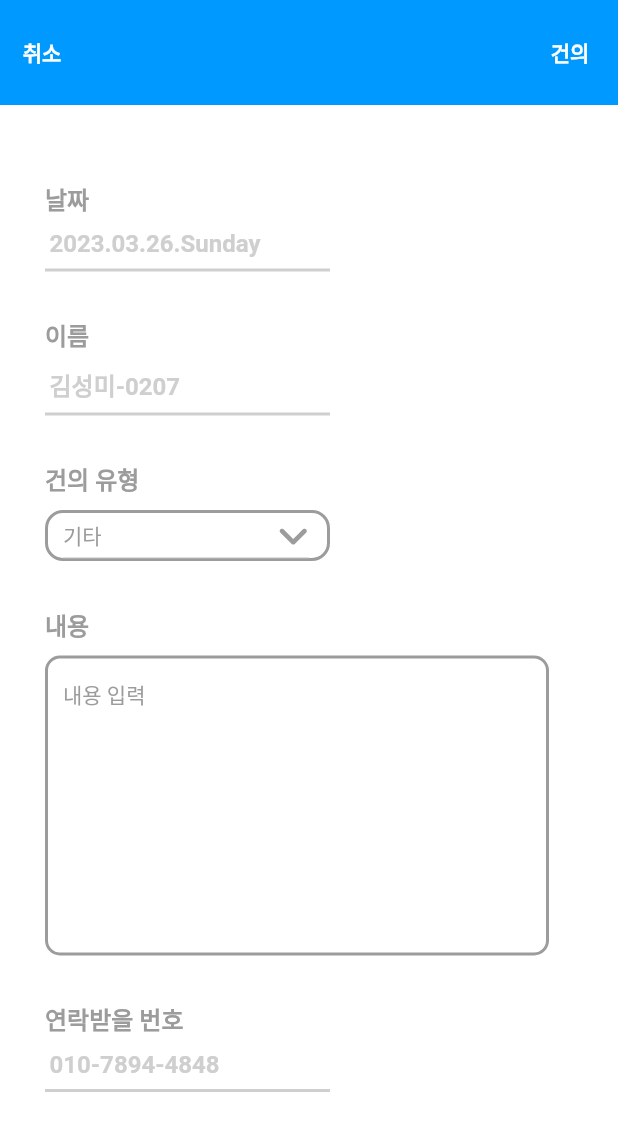
After one commit to hisungmi/EDU_APP, a Flutter app: the Suggestions screen opened by its route, after a tap on "건의하기", on a phone screen of 412 x 824 dp. The commit adds this screen. Shown: the top 1131 px of the screen. Run offline on Flutter 3.47's test engine with Material 2 defaults, Android fonts, the phone set to English and light mode, and no system bars; our stand-ins replace font_awesome_flutter, page_transition, qr_flutter.

Commit message:
intl: ^0.18.0 다운, 건의사항 입력 페이지, 건의사항 확인 페이지

```diff
--- a/lib/main.dart
+++ b/lib/main.dart
@@ -1,4 +1,6 @@
 import 'package:edu_application_pre/layout/splash_screen.dart';
+import 'package:edu_application_pre/user/check_suggestion.dart';
+import 'package:edu_application_pre/user/enter_suggestion.dart';
 import 'package:edu_application_pre/user/myprofile_page.dart';
 import 'package:edu_application_pre/user/qr.dart';
 import 'package:edu_application_pre/user/suggestions.dart';
@@ -23,6 +25,8 @@ class MyApp extends StatelessWidget {
         '/profile': (context) => MyProfilePage(),
         '/qr': (context) => QrCheck(),
         '/suggestion': (context) => Suggestions(),
+        '/enter-suggestion': (context) => EnterSuggestion(),
+        '/check-suggestion': (context) => CheckSuggestion(),
       },
       debugShowCheckedModeBanner: false,
       title: 'first app',
--- /dev/null
+++ b/lib/user/enter_suggestion.dart
@@ -0,0 +1,197 @@
+import 'package:flutter/material.dart';
+import 'package:font_awesome_flutter/font_awesome_flutter.dart';
+import 'package:intl/intl.dart';
+
+class EnterSuggestion extends StatefulWidget {
+  const EnterSuggestion({Key? key}) : super(key: key);
+
+  @override
+  State<EnterSuggestion> createState() => _EnterSuggestionState();
+}
+
+class _EnterSuggestionState extends State<EnterSuggestion> {
+  var now = DateTime.now();
+  final typeList = ['강의', '학생', '강사', '시설물', '기타'];
+  var selectValue = '기타';
+
+  @override
+  Widget build(BuildContext context) {
+    return Scaffold(
+      appBar: AppBar(
+        backgroundColor: Color(0xff0099FF),
+        toolbarHeight: 70,
+        elevation: 0.0, //앱바 입체감 없애기
+        leading: TextButton(
+            style: TextButton.styleFrom(
+              padding: EdgeInsets.all(0),
+            ),
+            onPressed: () {
+              setState(() {
+                Navigator.pop(context);
+              });
+            },
+            child: Text(
+              "취소",
+              style: TextStyle(
+                color: Colors.white,
+                fontWeight: FontWeight.bold,
+              ),
+            )),
+        actions: [
+          TextButton(
+              style: TextButton.styleFrom(
+                padding: EdgeInsets.all(0),
+              ),
+              onPressed: () {
+                setState(() {
+                  Navigator.pop(context);
+                });
+              },
+              child: Text("건의",
+                  style: TextStyle(
+                    color: Colors.white,
+                    fontWeight: FontWeight.bold,
+                  )))
+        ],
+      ),
+      body: Padding(
+          padding: EdgeInsets.fromLTRB(30.0, 50.0, 0.0, 30.0),
+          child: SingleChildScrollView(
+            child: Column(
+              crossAxisAlignment: CrossAxisAlignment.start,
+              children: [
+                Text('날짜'),
+                SizedBox(
+                  height: 9,
+                ),
+                Container(
+                  width: 190,
+                  padding: EdgeInsets.fromLTRB(3.0, 0.0, 0.0, 7.0),
+                  decoration: BoxDecoration(
+                      border: Border(
+                          bottom:
+                              BorderSide(width: 2, color: Color(0xffcfcfcf)))),
+                  child: Text(DateFormat('yyy.MM.d.EEEE').format(now),
+                      style: TextStyle(
+                        color: Color(0xffcfcfcf),
+                      )),
+                ),
+                SizedBox(
+                  height: 30.0,
+                ),
+                Text('이름'),
+                SizedBox(
+                  height: 9,
+                ),
+                Container(
+                  width: 190,
+                  padding: EdgeInsets.fromLTRB(3.0, 0.0, 0.0, 7.0),
+                  decoration: BoxDecoration(
+                      border: Border(
+                          bottom:
+                              BorderSide(width: 2, color: Color(0xffcfcfcf)))),
+                  child: Text('김성미-0207',
+                      style: TextStyle(
+                        color: Color(0xffcfcfcf),
+                      )),
+                ),
+                SizedBox(
+                  height: 30.0,
+                ),
+                Text('건의 유형'),
+                SizedBox(
+                  height: 9,
+                ),
+                Container(
+                  width: 190,
+                  height: 34,
+                  padding: EdgeInsets.fromLTRB(10.0, 3.0, 12.0, 0.0),
+                  decoration: BoxDecoration(
+                      borderRadius: BorderRadius.circular(12),
+                      border: Border.all(
+                        width: 2,
+                        color: Color(0xff9c9c9c),
+                      )),
+                  child: DropdownButton(
+                    hint: Text("유형 선택"),
+                    icon: FaIcon(FontAwesomeIcons.angleDown),
+                    iconDisabledColor: Color(0xff9c9c9c), //선택 안 됐을때 색
+                    iconEnabledColor: Color(0xff9c9c9c), //선택 됐을때 색
+                    borderRadius: BorderRadius.circular(12),
+                    isExpanded: true, //너비 조절 할건지
+                    isDense: true, //버튼 높이 조절 할건지
+                    menuMaxHeight: 150, //제한 높이
+                    style: TextStyle(
+                        color: Color(0xff9c9c9c), fontWeight: FontWeight.w500),
+                    value: selectValue,
+                    items: typeList.map(
+                      (String value) {
+                        return DropdownMenuItem(
+                            value: value, child: Text(value));
+                      },
+                    ).toList(),
+                    onChanged: (dynamic value) {
+                      setState(() {
+                        selectValue = value;
+                      });
+                    },
+                  ),
+                ),
+                SizedBox(
+                  height: 30.0,
+                ),
+                Text('내용'),
+                SizedBox(
+                  height: 9,
+                ),
+                Container(
+                  width: 336, //너비를 지정해주면
+                  height: 200,
+                  padding: EdgeInsets.fromLTRB(10.0, 0.0, 0.0, 0.0),
+                  decoration: BoxDecoration(
+                    border: Border.all(
+                      width: 2,
+                      color: Color(0xff9c9c9c),
+                    ),
+                    borderRadius: BorderRadius.circular(10),
+                  ),
+                  child: TextField(
+                    style: TextStyle(
+                        overflow: TextOverflow.ellipsis,
+                        color: Color(0xff9c9c9c),
+                        fontWeight: FontWeight.w500),
+                    decoration: InputDecoration(
+                        hintText: '내용 입력',
+                        border: InputBorder.none, //테두리없앰
+                        hintStyle:
+                            TextStyle(fontSize: 14, color: Color(0xff9c9c9c))),
+                  ),
+                ),
+                SizedBox(
+                  height: 30.0,
+                ),
+                Text('연락받을 번호'),
+                SizedBox(
+                  height: 9,
+                ),
+                Container(
+                  width: 190,
+                  padding: EdgeInsets.fromLTRB(3.0, 0.0, 0.0, 7.0),
+                  decoration: BoxDecoration(
+                      border: Border(
+                          bottom:
+                              BorderSide(width: 2, color: Color(0xffcfcfcf)))),
+                  child: Text('010-7894-4848',
+                      style: TextStyle(
+                        color: Color(0xffcfcfcf),
+                      )),
+                ),
+                SizedBox(
+                  height: 100,
+                ),
+              ],
+            ),
+          )),
+    );
+  }
+}
--- a/lib/user/myprofile_page.dart
+++ b/lib/user/myprofile_page.dart
@@ -479,6 +479,7 @@ class _MyProfilePageState extends State<MyProfilePage> {
                           subtitle: Divider(thickness: 1),
                           onTap: () {
                             Navigator.pop(context);
+                            Navigator.pushNamed(context, '/suggestion');
                           },
                         ),
                       ),
--- a/lib/user/suggestions.dart
+++ b/lib/user/suggestions.dart
@@ -421,13 +421,18 @@ class _SuggestionsState extends State<Suggestions> {
                                           child: Container(
                                             width: 160,
                                             child: Center(
+                                              child: GestureDetector(
+                                                onTap: () {},
                                                 child: Text(
                                                   "버스좀 늘려주세요",
                                                   textAlign: TextAlign.end,
-                                                overflow: TextOverflow.ellipsis,
+                                                  overflow:
+                                                      TextOverflow.ellipsis,
                                                   style: TextStyle(
-                                                    fontWeight:
-                                                        FontWeight.normal),
+                                                    decoration: TextDecoration
+                                                        .underline,
+                                                  ),
+                                                ),
                                               ),
                                             ),
                                           ),
@@ -456,13 +461,22 @@ class _SuggestionsState extends State<Suggestions> {
                                           child: Container(
                                             height: 40,
                                             child: Center(
+                                              child: GestureDetector(
+                                                onTap: () {
+                                                  Navigator.pushNamed(context,
+                                                      '/check-suggestion');
+                                                },
                                                 child: Text(
                                                   "학원시러시러시러시러시러시러시러",
                                                   textAlign: TextAlign.end,
-                                                overflow: TextOverflow.ellipsis,
+                                                  overflow:
+                                                      TextOverflow.ellipsis,
                                                   style: TextStyle(
+                                                      decoration: TextDecoration
+                                                          .underline,
                                                       fontWeight:
-                                                        FontWeight.normal),
+                                                          FontWeight.w600),
+                                                ),
                                               ),
                                             ),
                                           ),
@@ -485,7 +499,9 @@ class _SuggestionsState extends State<Suggestions> {
                       border: Border.all(width: 2, color: Color(0xff9c9c9c))),
                   child: Center(
                     child: ElevatedButton(
-                        onPressed: () {},
+                        onPressed: () {
+                          Navigator.pushNamed(context, '/enter-suggestion');
+                        },
                         style: ElevatedButton.styleFrom(
                           elevation: 0.0,
                           primary: Colors.white, //버튼 색변경
@@ -495,8 +511,10 @@ class _SuggestionsState extends State<Suggestions> {
                         ),
                         child: Text(
                           "건의하기",
-                          style:
-                              TextStyle(color: Color(0xff9c9c9c), fontSize: 16),
+                          style: TextStyle(
+                              color: Color(0xff9c9c9c),
+                              fontSize: 16,
+                              fontWeight: FontWeight.bold),
                         )),
                   ),
                 ),
--- a/pubspec.yaml
+++ b/pubspec.yaml
@@ -39,6 +39,7 @@ dependencies:
   cupertino_icons: ^1.0.2
   font_awesome_flutter: ^10.4.0
   qr_flutter: ^4.0.0
+  intl: ^0.18.0
 
 dev_dependencies:
   flutter_test:
```
Also changed, not shown: lib/user/check_suggestion.dart (added, +128 -0 lines), pubspec.lock. Lines whose indentation alone changed are shown as unchanged.
